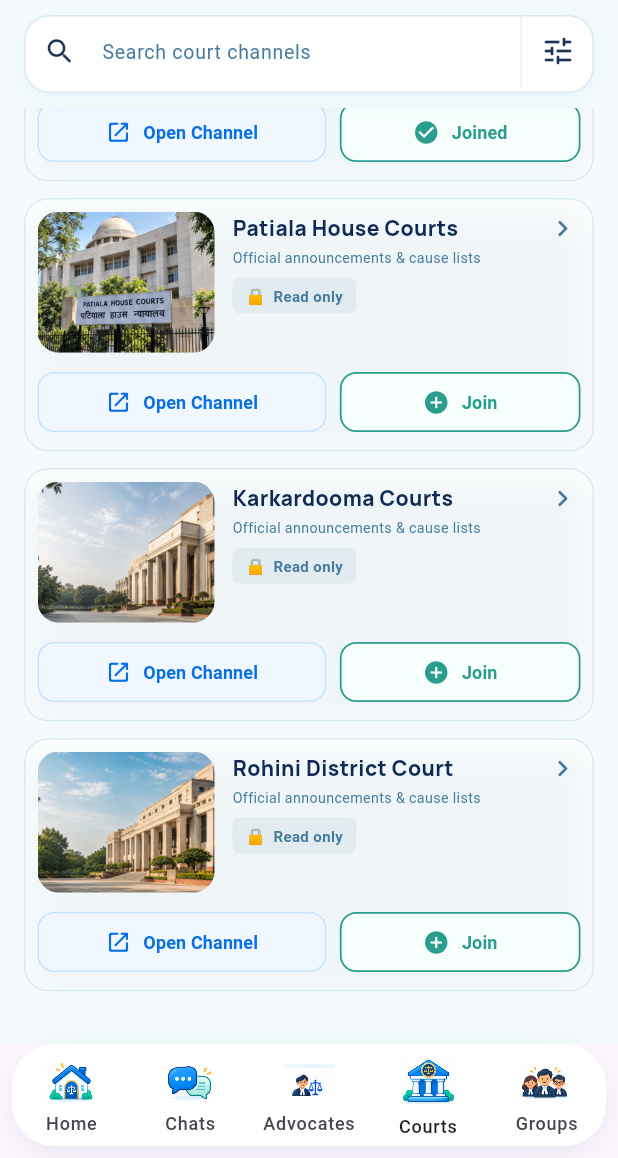
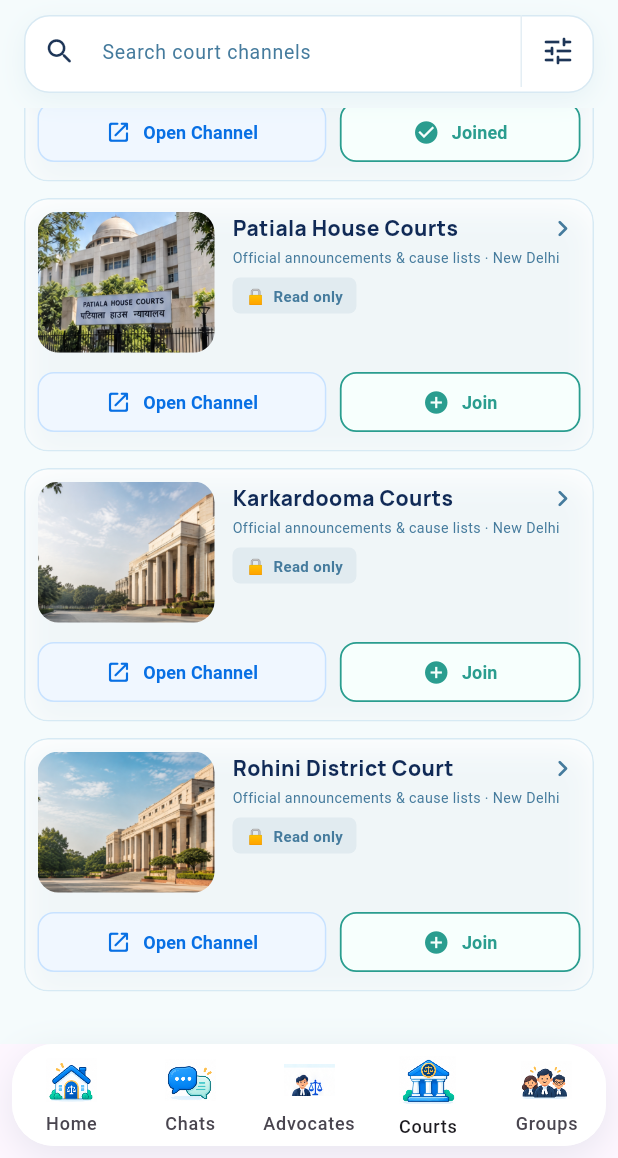
Before and after one commit to anishdandapatdev/Vakilsetu, a Flutter app: the AppShell screen opened directly with empty values, item 4 of the bottom bar chosen, scrolled down 576 dp, after a tap on "Join", on a phone screen of 412 x 824 dp, the part 78-1236 px from its top. Run offline on Flutter 3.47's test engine with Material 3 defaults, Android fonts, the light colour scheme and no system bars; our stand-ins replace file_picker, flutter_secure_storage, socket_io_client; accounts and stored records are empty.

Commit message:
Make courts module fully dynamic with CourtChannel models, optimistic subscriptions, and announcement refresh

```diff
--- a/lib/features/court_channels/data/api_court_repository.dart
+++ b/lib/features/court_channels/data/api_court_repository.dart
@@ -21,7 +21,7 @@ class ApiCourtRepository implements CourtRepository {
         id: item['id']! as String,
         channelId: item['channelId'] as String?,
         name: item['name']! as String,
-        city: item['city']! as String,
+        city: (item['city'] ?? 'New Delhi') as String,
         imageKey: item['imageKey'] as String?,
       ),
     ).toList(growable: false);
@@ -53,7 +53,7 @@ class ApiCourtRepository implements CourtRepository {
         id: item['id']! as String,
         body: item['body']! as String,
         attachmentKey: item['attachmentKey'] as String?,
-        revision: item['revision']! as int,
+        revision: (item['revision'] as num?)?.toInt() ?? 1,
         createdAt: DateTime.parse(item['createdAt']! as String),
       ),
     ).toList(growable: false);
--- a/lib/features/court_channels/presentation/court_rooms_page.dart
+++ b/lib/features/court_channels/presentation/court_rooms_page.dart
@@ -17,7 +17,7 @@ class CourtRoomsPage extends StatefulWidget {
 class _CourtRoomsPageState extends State<CourtRoomsPage> {
   String query = '';
   bool joinedOnly = false;
-  String? selected;
+  CourtChannel? selectedChannel;
   List<CourtChannel>? apiCourts;
   Set<String> apiJoined = {};
   List<CourtAnnouncement>? apiNotices;
@@ -33,6 +33,29 @@ class _CourtRoomsPageState extends State<CourtRoomsPage> {
     'Karkardooma Courts': 'assets/images/courts/delhi_high_court.png',
     'Rohini District Court': 'assets/images/courts/saket_district_court.png',
   };
+
+  static String _courtPhoto(String name) {
+    final lower = name.toLowerCase();
+    if (lower.contains('saket')) {
+      return 'assets/images/courts/saket_district_court_list.png';
+    }
+    if (lower.contains('tis hazari')) {
+      return 'assets/images/courts/tis_hazari_courts.png';
+    }
+    if (lower.contains('patiala')) {
+      return 'assets/images/courts/patiala_house_courts.png';
+    }
+    if (lower.contains('rouse')) {
+      return 'assets/images/courts/delhi_high_court.png';
+    }
+    if (lower.contains('rohini')) {
+      return 'assets/images/courts/saket_district_court.png';
+    }
+    if (lower.contains('karkardooma')) {
+      return 'assets/images/courts/delhi_high_court.png';
+    }
+    return _courtPhotos[name] ?? 'assets/images/courts/delhi_high_court_list.png';
+  }
 
   @override
   void initState() {
@@ -70,52 +93,59 @@ class _CourtRoomsPageState extends State<CourtRoomsPage> {
     }
   }
 
-  CourtChannel? _channelFor(String name) {
-    final matches = apiCourts?.where((item) => item.name == name);
-    return matches == null || matches.isEmpty ? null : matches.first;
+  bool _isJoined(CourtChannel channel) {
+    if (widget.repository == null) {
+      return widget.store.joined.contains(channel.name);
+    }
+    return apiJoined.contains(channel.id) ||
+        widget.store.joined.contains(channel.name);
   }
 
-  bool _joined(String name) {
-    final channel = _channelFor(name);
-    if (widget.repository == null) return widget.store.joined.contains(name);
-    return channel != null && apiJoined.contains(channel.id);
+  Future<void> _toggleJoined(CourtChannel channel) async {
+    final currentlyJoined = _isJoined(channel);
+    final next = !currentlyJoined;
+    setState(() {
+      if (next) {
+        apiJoined.add(channel.id);
+        widget.store.joined.add(channel.name);
+      } else {
+        apiJoined.remove(channel.id);
+        widget.store.joined.remove(channel.name);
       }
+    });
 
-  Future<void> _toggleJoined(String name) async {
-    final channel = _channelFor(name);
-    if (widget.repository == null) {
-      widget.store.toggleCourt(name);
-      setState(() {});
-      return;
-    }
-    if (channel == null) return;
-    final next = !apiJoined.contains(channel.id);
-    setState(
-      () => next ? apiJoined.add(channel.id) : apiJoined.remove(channel.id),
-    );
+    if (widget.repository == null) return;
+    final isUuid = RegExp(r'^[0-9a-fA-F-]{36}$').hasMatch(channel.id);
+    if (!isUuid) return;
+
     try {
       await widget.repository!.setJoined(channel.id, next);
     } on Object catch (exception) {
       if (!mounted) return;
-      setState(
-        () => next ? apiJoined.remove(channel.id) : apiJoined.add(channel.id),
-      );
+      setState(() {
+        if (next) {
+          apiJoined.remove(channel.id);
+          widget.store.joined.remove(channel.name);
+        } else {
+          apiJoined.add(channel.id);
+          widget.store.joined.add(channel.name);
+        }
+      });
       toast(context, 'Could not update court subscription: $exception');
     }
   }
 
-  Future<void> _openCourt(String name) async {
+  Future<void> _openCourt(CourtChannel channel) async {
     setState(() {
-      selected = name;
+      selectedChannel = channel;
       apiNotices = null;
       error = null;
     });
-    final channel = _channelFor(name);
-    if (channel?.channelId == null || widget.repository == null) return;
+    if (channel.channelId == null || widget.repository == null) return;
     setState(() => loading = true);
     try {
       final notices = await widget.repository!.announcements(
-        channel!.channelId!,
+        channel.channelId!,
       );
       if (mounted) setState(() => apiNotices = notices);
     } on Object catch (exception) {
@@ -127,19 +157,30 @@ class _CourtRoomsPageState extends State<CourtRoomsPage> {
 
   @override
   Widget build(BuildContext context) {
-    if (selected != null) return _channelDetails();
-    final sourceCourts = widget.repository == null
-        ? courts
-        : (apiCourts ?? const <CourtChannel>[])
-              .map((court) => court.name)
-              .toList();
-    final filtered = sourceCourts
-        .where(
-          (court) =>
-              court.toLowerCase().contains(query.toLowerCase()) &&
-              (!joinedOnly || _joined(court)),
+    if (selectedChannel != null) return _channelDetails();
+
+    final availableChannels = (apiCourts != null && apiCourts!.isNotEmpty)
+        ? apiCourts!
+        : courts
+            .map(
+              (name) => CourtChannel(
+                id: name,
+                channelId: null,
+                name: name,
+                city: 'New Delhi',
+              ),
             )
             .toList();
+
+    final filtered = availableChannels
+        .where(
+          (c) =>
+              (c.name.toLowerCase().contains(query.toLowerCase()) ||
+                  c.city.toLowerCase().contains(query.toLowerCase())) &&
+              (!joinedOnly || _isJoined(c)),
+        )
+        .toList();
+
     final initials = widget.store.name
         .split(' ')
         .where((part) => part.isNotEmpty)
@@ -167,6 +208,7 @@ class _CourtRoomsPageState extends State<CourtRoomsPage> {
                   search: UniversalSearchCard(
                     hint: 'Search court channels',
                     onChanged: (value) => setState(() => query = value),
+                    onSubmitted: (value) => setState(() => query = value),
                     trailing: IconButton(
                       tooltip: joinedOnly
                           ? 'Show all courts'
@@ -197,15 +239,13 @@ class _CourtRoomsPageState extends State<CourtRoomsPage> {
                       ),
                       const SizedBox(height: 10),
                     ],
-                  for (final court in filtered) ...[
+                    for (final channel in filtered) ...[
                       _CourtChannelCard(
-                      name: court,
-                      imagePath:
-                          _courtPhotos[court] ??
-                          'assets/images/courts/delhi_high_court.png',
-                      joined: _joined(court),
-                      onOpen: () => _openCourt(court),
-                      onJoin: () => _toggleJoined(court),
+                        channel: channel,
+                        imagePath: _courtPhoto(channel.name),
+                        joined: _isJoined(channel),
+                        onOpen: () => _openCourt(channel),
+                        onJoin: () => _toggleJoined(channel),
                       ),
                       const SizedBox(height: 11),
                     ],
@@ -225,20 +265,31 @@ class _CourtRoomsPageState extends State<CourtRoomsPage> {
   }
 
   Widget _channelDetails() {
-    final court = selected!;
+    final channel = selectedChannel!;
     final localNotices = widget.store.notices
-        .where((n) => n.court == court)
+        .where((n) => n.court == channel.name)
         .toList();
     final notices = <DemoNotice>[
       for (final notice in apiNotices ?? const <CourtAnnouncement>[])
-        DemoNotice(court, 'Official court update', notice.body),
-      if (widget.repository == null) ...localNotices,
+        DemoNotice(channel.name, 'Official court update', notice.body),
+      if (widget.repository == null ||
+          (apiNotices != null && apiNotices!.isEmpty))
+        ...localNotices,
     ];
+
     return ColoredBox(
       color: canvas,
       child: SafeArea(
         bottom: false,
+        child: RefreshIndicator(
+          color: const Color(0xFF0870E4),
+          onRefresh: () async {
+            if (channel.channelId != null && widget.repository != null) {
+              await _openCourt(channel);
+            }
+          },
           child: CustomScrollView(
+            physics: const AlwaysScrollableScrollPhysics(),
             slivers: [
               SliverPadding(
                 padding: const EdgeInsets.fromLTRB(16, 12, 16, 28),
@@ -249,7 +300,7 @@ class _CourtRoomsPageState extends State<CourtRoomsPage> {
                         alignment: Alignment.centerLeft,
                         padding: EdgeInsets.zero,
                       ),
-                    onPressed: () => setState(() => selected = null),
+                      onPressed: () => setState(() => selectedChannel = null),
                       icon: const Icon(Icons.arrow_back_rounded, size: 18),
                       label: const Text('All court channels'),
                     ),
@@ -262,8 +313,7 @@ class _CourtRoomsPageState extends State<CourtRoomsPage> {
                           AspectRatio(
                             aspectRatio: 1.8,
                             child: Image.asset(
-                            _courtPhotos[court] ??
-                                'assets/images/courts/delhi_high_court.png',
+                              _courtPhoto(channel.name),
                               width: double.infinity,
                               fit: BoxFit.cover,
                             ),
@@ -283,14 +333,14 @@ class _CourtRoomsPageState extends State<CourtRoomsPage> {
                               mainAxisSize: MainAxisSize.min,
                               children: [
                                 Text(
-                                court,
+                                  channel.name,
                                   style: heading(23)
                                       .copyWith(color: Colors.white),
                                 ),
                                 const SizedBox(height: 7),
-                              const Text(
-                                'Official announcements & cause lists',
-                                style: TextStyle(color: Colors.white),
+                                Text(
+                                  'Official announcements & cause lists · ${channel.city}',
+                                  style: const TextStyle(color: Colors.white),
                                 ),
                               ],
                             ),
@@ -304,14 +354,14 @@ class _CourtRoomsPageState extends State<CourtRoomsPage> {
                         const Tag('Read only', color: slateBlue),
                         const Spacer(),
                         OutlinedButton.icon(
-                        onPressed: () => _toggleJoined(court),
+                          onPressed: () => _toggleJoined(channel),
                           icon: Icon(
-                          _joined(court)
+                            _isJoined(channel)
                                 ? Icons.check_circle
                                 : Icons.add_circle,
                             size: 18,
                           ),
-                        label: Text(_joined(court) ? 'Joined' : 'Join'),
+                          label: Text(_isJoined(channel) ? 'Joined' : 'Join'),
                         ),
                       ],
                     ),
@@ -341,11 +391,13 @@ class _CourtRoomsPageState extends State<CourtRoomsPage> {
                             Text(notice.title, style: heading(18)),
                             const SizedBox(height: 10),
                             Text(notice.body),
-                          if (widget.repository == null) ...[
+                            if (notice.title.contains('Cause List') ||
+                                notice.body.contains('.pdf') ||
+                                widget.repository == null) ...[
                               const SizedBox(height: 16),
                               const DocumentTile(
                                 name: 'Cause_list.pdf',
-                              detail: '128 KB · Sample attachment',
+                                detail: '128 KB · Verified official document',
                               ),
                             ],
                           ],
@@ -378,19 +430,20 @@ class _CourtRoomsPageState extends State<CourtRoomsPage> {
             ],
           ),
         ),
+      ),
     );
   }
 }
 
 class _CourtChannelCard extends StatelessWidget {
-  final String name;
+  final CourtChannel channel;
   final String imagePath;
   final bool joined;
   final VoidCallback onOpen;
   final VoidCallback onJoin;
 
   const _CourtChannelCard({
-    required this.name,
+    required this.channel,
     required this.imagePath,
     required this.joined,
     required this.onOpen,
@@ -413,13 +466,13 @@ class _CourtChannelCard extends StatelessWidget {
       );
       final content = Expanded(
         child: Padding(
-          padding: EdgeInsets.fromLTRB(12, 0, 1, 0),
+          padding: const EdgeInsets.fromLTRB(12, 0, 1, 0),
           child: Column(
             crossAxisAlignment: CrossAxisAlignment.start,
             children: [
               Row(
                 children: [
-                  Expanded(child: Text(name, style: heading(14))),
+                  Expanded(child: Text(channel.name, style: heading(14))),
                   const Icon(
                     Icons.chevron_right_rounded,
                     color: slateBlue,
@@ -428,11 +481,11 @@ class _CourtChannelCard extends StatelessWidget {
                 ],
               ),
               const SizedBox(height: 2),
-              const Text(
-                'Official announcements & cause lists',
+              Text(
+                'Official announcements & cause lists · ${channel.city}',
                 maxLines: 1,
                 overflow: TextOverflow.ellipsis,
-                style: TextStyle(color: slateBlue, fontSize: 9.5),
+                style: const TextStyle(color: slateBlue, fontSize: 9.5),
               ),
               const SizedBox(height: 6),
               const Tag('🔒  Read only', color: slateBlue),
```
Lines whose indentation alone changed are shown as unchanged.
